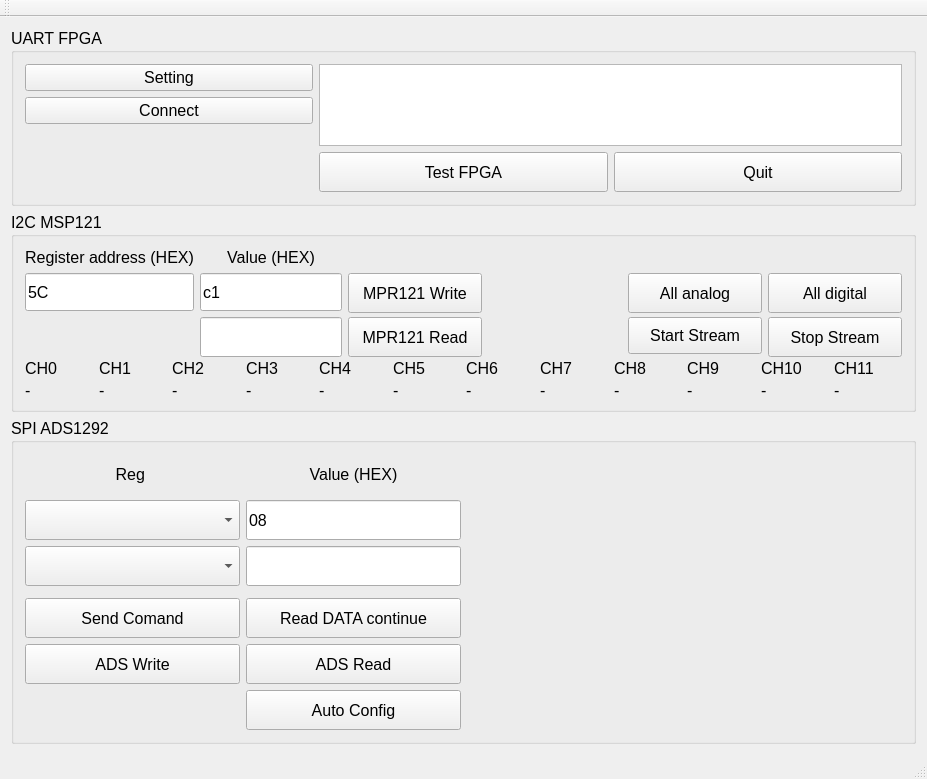
Qt form mainwindow.ui (YoonBrother/KHU_SENSOR_TEST) before a commit.
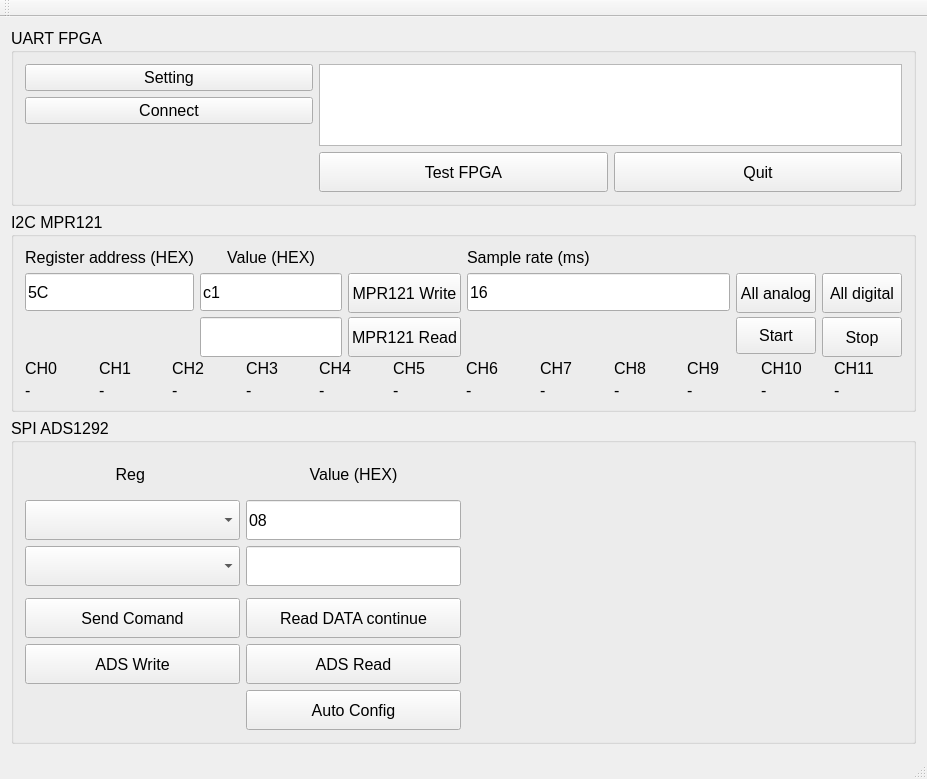
The same form after that commit. Icons and pictures are not drawn.

Commit message: done read touch sensor

```diff
--- a/mainwindow.ui
+++ b/mainwindow.ui
@@ -30,7 +30,7 @@
        </size>
       </property>
       <property name="title">
-       <string>I2C MSP121</string>
+       <string>I2C MPR121</string>
       </property>
       <layout class="QGridLayout" name="gridLayout_4">
        <item row="0" column="0">
@@ -384,7 +384,7 @@
           </sizepolicy>
          </property>
          <property name="text">
-          <string>Start Stream</string>
+          <string>Start</string>
          </property>
         </widget>
        </item>
@@ -403,7 +403,27 @@
           </size>
          </property>
          <property name="text">
-          <string>Stop Stream</string>
+          <string>Stop</string>
+         </property>
+        </widget>
+       </item>
+       <item row="1" column="3">
+        <widget class="QLineEdit" name="lineEdit_MPR_samplerate">
+         <property name="sizePolicy">
+          <sizepolicy hsizetype="Expanding" vsizetype="Preferred">
+           <horstretch>0</horstretch>
+           <verstretch>0</verstretch>
+          </sizepolicy>
+         </property>
+         <property name="text">
+          <string>16</string>
+         </property>
+        </widget>
+       </item>
+       <item row="0" column="3">
+        <widget class="QLabel" name="label_2">
+         <property name="text">
+          <string>Sample rate (ms)</string>
          </property>
         </widget>
        </item>
```
The commit also changes 2 other files.
